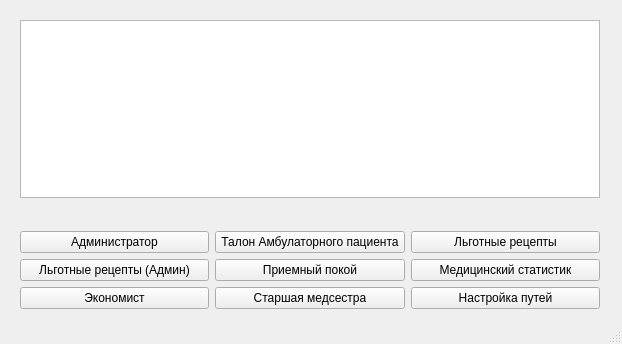
Before: the Qt Designer form mainwindow.ui in proton/lau, drawn with Qt 5.
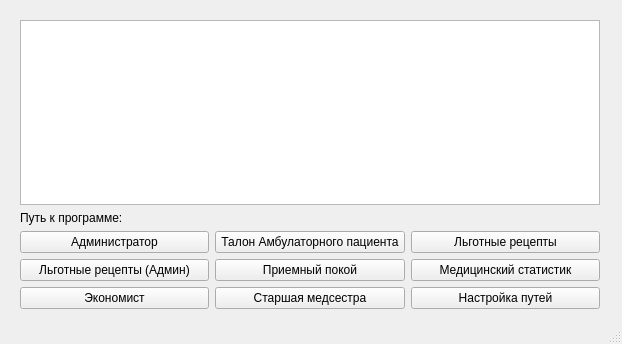
After: the same form once the commit is applied. Icons and pictures are not drawn.

```diff
--- a/mainwindow.ui
+++ b/mainwindow.ui
@@ -112,19 +112,6 @@
        </property>
       </widget>
      </item>
-     <item row="1" column="1">
-      <spacer name="verticalSpacer">
-       <property name="orientation">
-        <enum>Qt::Vertical</enum>
-       </property>
-       <property name="sizeHint" stdset="0">
-        <size>
-         <width>20</width>
-         <height>40</height>
-        </size>
-       </property>
-      </spacer>
-     </item>
      <item row="4" column="2">
       <widget class="QPushButton" name="pbSettings">
        <property name="text">
@@ -133,7 +120,31 @@
       </widget>
      </item>
      <item row="0" column="0" colspan="3">
-      <widget class="QListView" name="listView"/>
+      <widget class="QListView" name="listView">
+       <property name="font">
+        <font>
+         <family>Arial</family>
+         <pointsize>14</pointsize>
+        </font>
+       </property>
+       <property name="contextMenuPolicy">
+        <enum>Qt::NoContextMenu</enum>
+       </property>
+      </widget>
+     </item>
+     <item row="1" column="0">
+      <widget class="QLabel" name="label">
+       <property name="text">
+        <string>Путь к программе:</string>
+       </property>
+      </widget>
+     </item>
+     <item row="1" column="1">
+      <widget class="QLabel" name="label_path">
+       <property name="text">
+        <string/>
+       </property>
+      </widget>
      </item>
     </layout>
    </widget>
```
